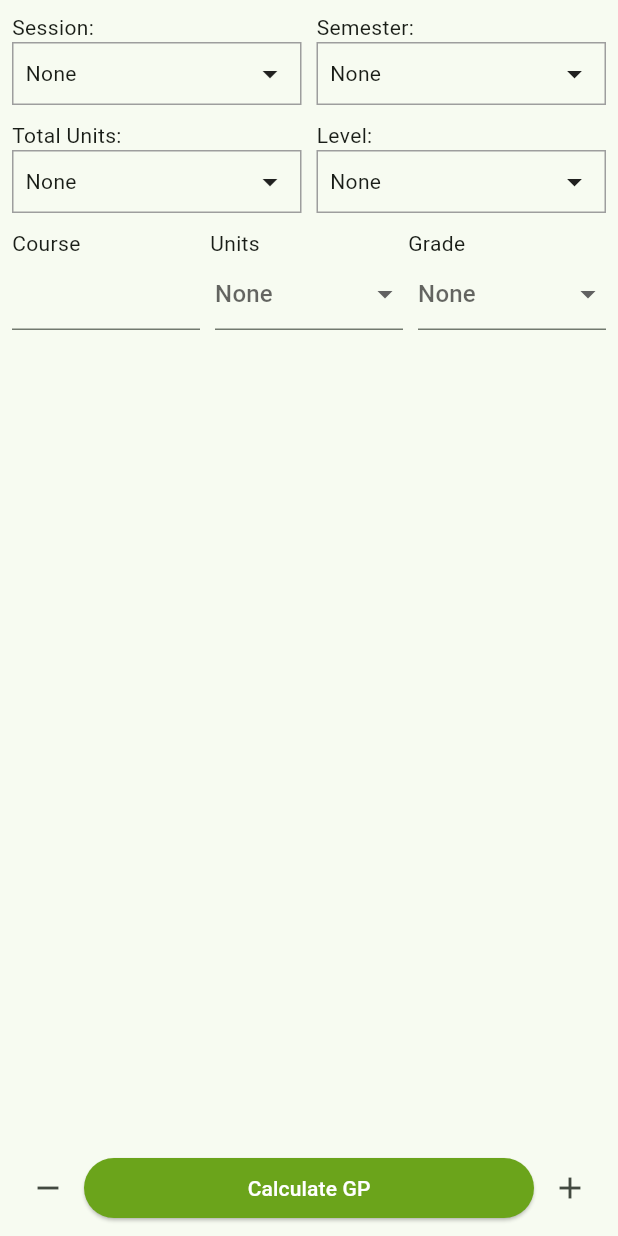
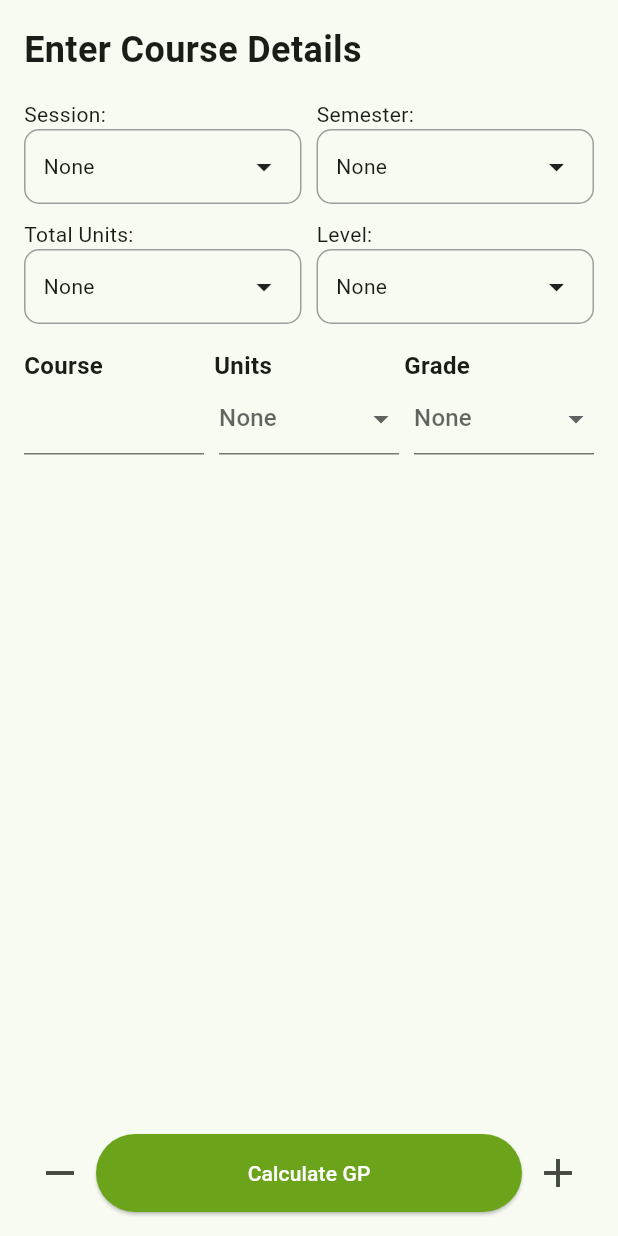
Before and after one commit to amuke-suns/gp_calculator_csc403, a Flutter app: the CGPAHomeScreen screen opened by its route, after a tap on "Add Semester", on a phone screen of 412 x 824 dp. Run offline on Flutter 3.47's test engine with Material 2 defaults, Android fonts, the phone set to English and light mode, and no system bars; our stand-ins replace hive, hive_flutter, shared_preferences; accounts and stored records are empty.

Commit message:
Made some minor UI changes

```diff
--- a/lib/screens/cgpa_home_screen.dart
+++ b/lib/screens/cgpa_home_screen.dart
@@ -5,6 +5,7 @@ import 'package:gp_calculator/services/storage_service.dart';
 import 'package:gp_calculator/utilities/alert_utils.dart';
 import 'package:gp_calculator/utilities/constants.dart';
 import 'package:gp_calculator/utilities/navigation_utils.dart';
+import 'package:gp_calculator/widgets/app_button.dart';
 import 'package:hive_flutter/hive_flutter.dart';
 import 'package:provider/provider.dart';
 
@@ -17,15 +18,18 @@ class CGPAHomeScreen extends StatelessWidget with AlertUtils {
       child: Scaffold(
         appBar: AppBar(
           title: const Text('Cumulative GPA'),
+          centerTitle: true,
           automaticallyImplyLeading: false,
           elevation: 2,
         ),
         body: Padding(
           padding: const EdgeInsets.all(16.0),
           child: Column(
-            mainAxisAlignment: MainAxisAlignment.center,
+            mainAxisAlignment: MainAxisAlignment.spaceBetween,
             crossAxisAlignment: CrossAxisAlignment.center,
             children: [
+              const Text('Congratulations! Your GPA has been calculated based '
+                  'on the entered course details. Below is your result.'),
               ValueListenableBuilder<Box>(
                 valueListenable: Hive.box(kAppBoxName).listenable(),
                 builder: (context, box, widget) {
@@ -81,29 +85,26 @@ class CGPAHomeScreen extends StatelessWidget with AlertUtils {
                   );
                 },
               ),
-              SizedBox(
-                width: double.infinity,
-                child: ElevatedButton(
+              Column(
+                children: [
+                  AppButton(
+                    title: 'Add Semester',
                     onPressed: () {
                       NavigationUtils.goToNamed(
                           context, NavigationUtils.cgpaInput);
                     },
-                  child: const Text('Add Semester'),
                   ),
-              ),
-              SizedBox(
-                width: double.infinity,
-                child: ElevatedButton(
+                  const SizedBox(height: 10),
+                  AppButton(
+                    title: 'View/Edit Existing Records',
                     onPressed: () {
                       NavigationUtils.goToNamed(
                           context, NavigationUtils.cgpaList);
                     },
-                  child: const Text('View/Edit Existing Records'),
                   ),
-              ),
-              SizedBox(
-                width: double.infinity,
-                child: ElevatedButton(
+                  const SizedBox(height: 10),
+                  AppButton(
+                    title: 'Change Password',
                     onPressed: () async {
                       final password =
                           await StorageServiceImpl().getCGPAPassword();
@@ -111,12 +112,15 @@ class CGPAHomeScreen extends StatelessWidget with AlertUtils {
                         NavigationUtils.goToChangePassword(context, password);
                       }
                     },
-                  child: const Text('Change Password'),
                   ),
-              ),
+                  const SizedBox(height: 10),
                   SizedBox(
                     width: double.infinity,
                     child: ElevatedButton(
+                      style: ElevatedButton.styleFrom(
+                        backgroundColor: const Color(0xFF191919),
+                        foregroundColor: Colors.white,
+                      ),
                       onPressed: () async {
                         final provider =
                             Provider.of<CGPAViewModel>(context, listen: false);
@@ -139,21 +143,29 @@ class CGPAHomeScreen extends StatelessWidget with AlertUtils {
                                 content: Text('Incorrect Password'),
                               );
 
-                          ScaffoldMessenger.of(context).showSnackBar(snackBar);
+                              ScaffoldMessenger.of(context)
+                                  .showSnackBar(snackBar);
                             } else if (isCorrectPassword == true) {
                               provider.deleteAll();
 
                               const snackBar = SnackBar(
-                            content: Text('All records deleted successfully'),
+                                content:
+                                    Text('All records deleted successfully'),
                               );
 
-                          ScaffoldMessenger.of(context).showSnackBar(snackBar);
+                              ScaffoldMessenger.of(context)
+                                  .showSnackBar(snackBar);
                             }
                           }
                         }
                       },
-                  child: const Text('Clear All Records'),
+                      child: const Padding(
+                        padding: EdgeInsets.all(16.0),
+                        child: Text('Clear All Records'),
                       ),
+                    ),
+                  ),
+                ],
               ),
             ],
           ),
--- a/lib/screens/grade_input_screen.dart
+++ b/lib/screens/grade_input_screen.dart
@@ -45,9 +45,18 @@ class _GradeInputScreenState extends State<GradeInputScreen> {
     return SafeArea(
       child: Scaffold(
         body: Padding(
-          padding: const EdgeInsets.all(8.0),
+          padding: const EdgeInsets.all(16.0),
           child: Column(
+            crossAxisAlignment: CrossAxisAlignment.start,
             children: [
+              const Text(
+                'Enter Course Details',
+                style: TextStyle(
+                  fontWeight: FontWeight.bold,
+                  fontSize: 24,
+                ),
+              ),
+              const SizedBox(height: 16),
               Row(
                 children: [
                   Expanded(
@@ -126,12 +135,36 @@ class _GradeInputScreenState extends State<GradeInputScreen> {
                   ),
                 ],
               ),
-              const SizedBox(height: 10),
+              const SizedBox(height: 16),
               const Row(
                 children: [
-                  Expanded(child: Text('Course')),
-                  Expanded(child: Text('Units')),
-                  Expanded(child: Text('Grade')),
+                  Expanded(
+                    child: Text(
+                      'Course',
+                      style: TextStyle(
+                        fontSize: 16,
+                        fontWeight: FontWeight.bold,
+                      ),
+                    ),
+                  ),
+                  Expanded(
+                    child: Text(
+                      'Units',
+                      style: TextStyle(
+                        fontSize: 16,
+                        fontWeight: FontWeight.bold,
+                      ),
+                    ),
+                  ),
+                  Expanded(
+                    child: Text(
+                      'Grade',
+                      style: TextStyle(
+                        fontSize: 16,
+                        fontWeight: FontWeight.bold,
+                      ),
+                    ),
+                  ),
                 ],
               ),
               Expanded(
@@ -211,7 +244,10 @@ class _GradeInputScreenState extends State<GradeInputScreen> {
                         courses.removeLast();
                       });
                     },
-                    icon: const Icon(Icons.remove),
+                    icon: const Icon(
+                      Icons.remove,
+                      size: 32,
+                    ),
                   ),
                   Expanded(
                     child: ElevatedButton(
@@ -220,7 +256,10 @@ class _GradeInputScreenState extends State<GradeInputScreen> {
                         backgroundColor: kPrimaryColor,
                         foregroundColor: Colors.white,
                       ),
-                      child: const Text('Calculate GP'),
+                      child: const Padding(
+                        padding: EdgeInsets.all(16.0),
+                        child: Text('Calculate GP'),
+                      ),
                     ),
                   ),
                   IconButton(
@@ -229,7 +268,10 @@ class _GradeInputScreenState extends State<GradeInputScreen> {
                         courses.add(Course());
                       });
                     },
-                    icon: const Icon(Icons.add),
+                    icon: const Icon(
+                      Icons.add,
+                      size: 32,
+                    ),
                   ),
                 ],
               ),
--- a/lib/widgets/dropdown_card.dart
+++ b/lib/widgets/dropdown_card.dart
@@ -67,9 +67,10 @@ class _DropdownCardState extends State<DropdownCard> {
           },
           child: Container(
             width: double.infinity,
-            padding: const EdgeInsets.all(8),
+            padding: const EdgeInsets.all(12),
             decoration: BoxDecoration(
               border: Border.all(color: Colors.grey),
+              borderRadius: BorderRadius.circular(10.0)
             ),
             child: Row(
               mainAxisAlignment: MainAxisAlignment.spaceBetween,
```
Also changed, not shown: 2 other files. Lines whose indentation alone changed are shown as unchanged.
